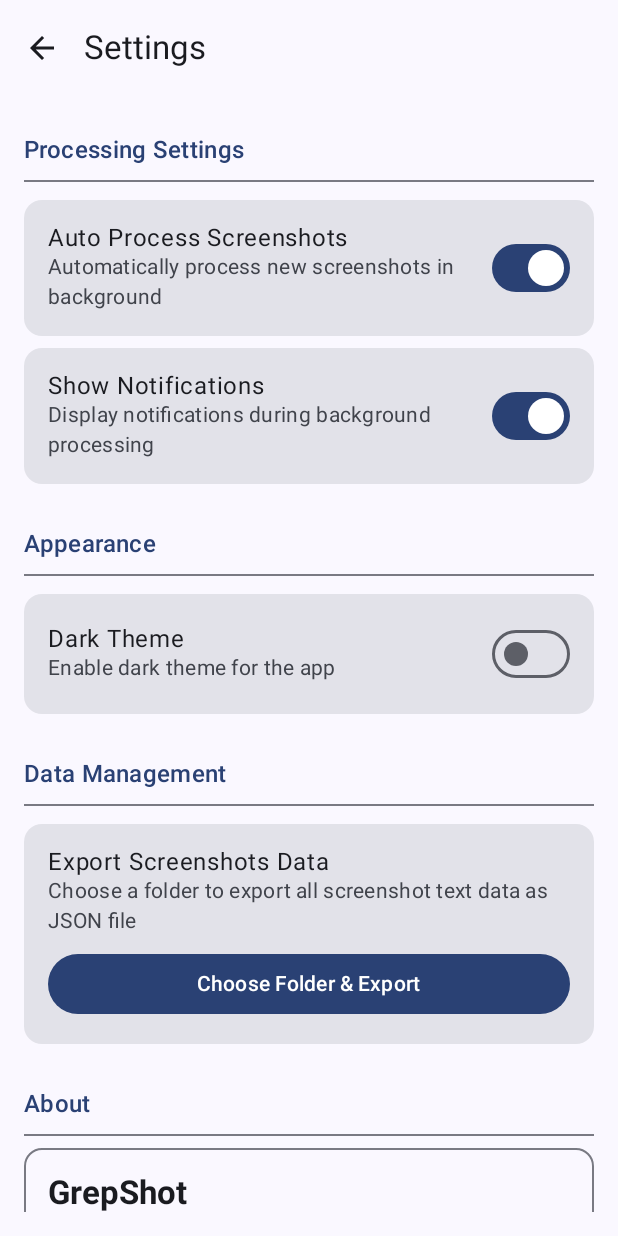
After one commit to Neel-shetty/grep-shot, an Android app built with Jetpack Compose: the SettingsScreen screen opened through its navigation route, on a phone screen of 412 x 824 dp. The commit adds this screen. Run offline under Robolectric (Android 15) with nearby library versions, the phone set to English and light mode, and no system bars; our stand-ins replace Room's generated code; libraries missing offline, so code that uses them is left out: com.google.mlkit.vision; 2 statements that could not run were skipped.

Commit message:
export-data

```diff
--- a/app/build.gradle.kts
+++ b/app/build.gradle.kts
@@ -73,4 +73,7 @@ dependencies {
     implementation("androidx.room:room-runtime:$roomVersion")
     ksp("androidx.room:room-compiler:$roomVersion")
     implementation("androidx.room:room-ktx:$roomVersion")
+
+    // DocumentFile for Storage Access Framework
+    implementation("androidx.documentfile:documentfile:1.0.1")
 }
--- a/app/src/main/AndroidManifest.xml
+++ b/app/src/main/AndroidManifest.xml
@@ -6,6 +6,10 @@
     <uses-permission android:name="android.permission.READ_EXTERNAL_STORAGE"
         android:maxSdkVersion="32" />
     <uses-permission android:name="android.permission.READ_MEDIA_IMAGES" />
+    <uses-permission android:name="android.permission.WRITE_EXTERNAL_STORAGE"
+        android:maxSdkVersion="29" />
+    <uses-permission android:name="android.permission.MANAGE_EXTERNAL_STORAGE"
+        tools:ignore="ScopedStorage" />
     <!-- Foreground service permissions -->
     <uses-permission android:name="android.permission.FOREGROUND_SERVICE" />
     <uses-permission android:name="android.permission.FOREGROUND_SERVICE_DATA_SYNC" />
@@ -21,6 +25,7 @@
         android:roundIcon="@mipmap/ic_launcher_round"
         android:supportsRtl="true"
         android:theme="@style/Theme.GrepShot"
+        android:requestLegacyExternalStorage="true"
         tools:targetApi="31">
         <activity
             android:name=".MainActivity"
--- a/app/src/main/java/com/neel/grepshot/ui/navigation/AppNavigation.kt
+++ b/app/src/main/java/com/neel/grepshot/ui/navigation/AppNavigation.kt
@@ -18,6 +18,7 @@ import com.neel.grepshot.data.model.ScreenshotItem
 import com.neel.grepshot.data.repository.ScreenshotRepository
 import com.neel.grepshot.ui.screens.fullscreen.FullScreenImageScreen
 import com.neel.grepshot.ui.screens.home.HomeScreen
+import com.neel.grepshot.ui.screens.settings.SettingsScreen
 
 @OptIn(ExperimentalMaterial3Api::class)
 @Composable
@@ -44,7 +45,8 @@ fun AppNavigation(modifier: Modifier = Modifier) {
                     navController.navigate("fullscreen/$encodedUri/${screenshot.name}")
                 },
                 repository = screenshotRepository,
-                onNavigateToSearch = {} // Empty function since search is now in HomeScreen
+                onNavigateToSearch = {}, // Empty function since search is now in HomeScreen
+                onNavigateToSettings = { navController.navigate("settings") } // Add navigation to settings
             )
         }
 
@@ -68,6 +70,11 @@ fun AppNavigation(modifier: Modifier = Modifier) {
             )
         }
 
-        // Search screen removed as it's now integrated into HomeScreen
+        // Add new settings route
+        composable("settings") {
+            SettingsScreen(
+                onNavigateBack = { navController.popBackStack() }
+            )
+        }
     }
 }
--- a/app/src/main/java/com/neel/grepshot/ui/screens/home/HomeScreen.kt
+++ b/app/src/main/java/com/neel/grepshot/ui/screens/home/HomeScreen.kt
@@ -34,6 +34,7 @@ import androidx.compose.material.icons.Icons
 import androidx.compose.material.icons.filled.Delete
 import androidx.compose.material.icons.filled.Search
 import androidx.compose.material.icons.filled.Clear
+import androidx.compose.material.icons.filled.Settings
 import androidx.compose.material3.Button
 import androidx.compose.material3.ButtonDefaults
 import androidx.compose.material3.Card
@@ -85,6 +86,7 @@ fun HomeScreen(
     onScreenshotClick: (ScreenshotItem) -> Unit,
     repository: ScreenshotRepository,
     onNavigateToSearch: () -> Unit,
+    onNavigateToSettings: () -> Unit,  // New parameter for settings navigation
     modifier: Modifier = Modifier
 ) {
     val context = LocalContext.current
@@ -297,7 +299,16 @@ fun HomeScreen(
     Scaffold(
         topBar = {
             TopAppBar(
-                title = { Text("GrepShot") }
+                title = { Text("GrepShot") },
+                actions = {
+                    // Add settings button to the top bar
+                    IconButton(onClick = onNavigateToSettings) {
+                        Icon(
+                            imageVector = Icons.Default.Settings,
+                            contentDescription = "Settings"
+                        )
+                    }
+                }
             )
         },
         bottomBar = {
--- /dev/null
+++ b/app/src/main/java/com/neel/grepshot/ui/screens/settings/SettingsScreen.kt
@@ -0,0 +1,349 @@
+package com.neel.grepshot.ui.screens.settings
+
+import android.content.Intent
+import android.net.Uri
+import android.widget.Toast
+import androidx.activity.compose.rememberLauncherForActivityResult
+import androidx.activity.result.contract.ActivityResultContracts
+import androidx.compose.foundation.layout.Column
+import androidx.compose.foundation.layout.Row
+import androidx.compose.foundation.layout.Spacer
+import androidx.compose.foundation.layout.fillMaxSize
+import androidx.compose.foundation.layout.fillMaxWidth
+import androidx.compose.foundation.layout.height
+import androidx.compose.foundation.layout.padding
+import androidx.compose.foundation.rememberScrollState
+import androidx.compose.foundation.verticalScroll
+import androidx.compose.material.icons.Icons
+import androidx.compose.material.icons.automirrored.filled.ArrowBack
+import androidx.compose.material.icons.filled.KeyboardArrowDown
+import androidx.compose.material.icons.filled.Info
+import androidx.compose.material3.AlertDialog
+import androidx.compose.material3.Button
+import androidx.compose.material3.Card
+import androidx.compose.material3.CircularProgressIndicator
+import androidx.compose.material3.Divider
+import androidx.compose.material3.ExperimentalMaterial3Api
+import androidx.compose.material3.Icon
+import androidx.compose.material3.IconButton
+import androidx.compose.material3.MaterialTheme
+import androidx.compose.material3.OutlinedCard
+import androidx.compose.material3.Scaffold
+import androidx.compose.material3.Switch
+import androidx.compose.material3.Text
+import androidx.compose.material3.TextButton
+import androidx.compose.material3.TopAppBar
+import androidx.compose.runtime.Composable
+import androidx.compose.runtime.getValue
+import androidx.compose.runtime.mutableStateOf
+import androidx.compose.runtime.remember
+import androidx.compose.runtime.rememberCoroutineScope
+import androidx.compose.runtime.setValue
+import androidx.compose.ui.Alignment
+import androidx.compose.ui.Modifier
+import androidx.compose.ui.platform.LocalContext
+import androidx.compose.ui.text.font.FontWeight
+import androidx.compose.ui.unit.dp
+import androidx.documentfile.provider.DocumentFile
+import com.neel.grepshot.data.repository.ScreenshotRepository
+import kotlinx.coroutines.launch
+
+@OptIn(ExperimentalMaterial3Api::class)
+@Composable
+fun SettingsScreen(
+    onNavigateBack: () -> Unit,
+    modifier: Modifier = Modifier
+) {
+    val context = LocalContext.current
+    val coroutineScope = rememberCoroutineScope()
+    val repository = remember { ScreenshotRepository(context) }
+
+    // Setting states
+    var autoProcessingEnabled by remember { mutableStateOf(true) }
+    var notificationsEnabled by remember { mutableStateOf(true) }
+    var darkModeEnabled by remember { mutableStateOf(false) }
+
+    // Export-related states
+    var isExporting by remember { mutableStateOf(false) }
+    var exportSuccess by remember { mutableStateOf<String?>(null) }
+    var exportError by remember { mutableStateOf<String?>(null) }
+    var selectedDirectoryUri by remember { mutableStateOf<Uri?>(null) }
+
+    // Directory picker launcher for Storage Access Framework
+    val directoryPickerLauncher = rememberLauncherForActivityResult(
+        contract = ActivityResultContracts.OpenDocumentTree()
+    ) { uri ->
+        if (uri != null) {
+            selectedDirectoryUri = uri
+            // Persist permission for future use
+            context.contentResolver.takePersistableUriPermission(
+                uri,
+                Intent.FLAG_GRANT_READ_URI_PERMISSION or Intent.FLAG_GRANT_WRITE_URI_PERMISSION
+            )
+
+            // Start export process
+            isExporting = true
+            exportScreenshotsData(repository, uri, coroutineScope) { success, message ->
+                isExporting = false
+                if (success) exportSuccess = message else exportError = message
+            }
+        }
+    }
+
+    // Export completed dialog
+    if (exportSuccess != null) {
+        AlertDialog(
+            onDismissRequest = { exportSuccess = null },
+            title = { Text("Export Successful") },
+            text = { Text(exportSuccess!!) },
+            confirmButton = {
+                TextButton(onClick = { exportSuccess = null }) {
+                    Text("OK")
+                }
+            },
+            icon = {
+                Icon(
+                    imageVector = Icons.Default.KeyboardArrowDown,
+                    contentDescription = "Export Success"
+                )
+            }
+        )
+    }
+
+    // Export error dialog
+    if (exportError != null) {
+        AlertDialog(
+            onDismissRequest = { exportError = null },
+            title = { Text("Export Failed") },
+            text = { Text(exportError!!) },
+            confirmButton = {
+                TextButton(onClick = { exportError = null }) {
+                    Text("OK")
+                }
+            }
+        )
+    }
+
+    Scaffold(
+        topBar = {
+            TopAppBar(
+                title = { Text("Settings") },
+                navigationIcon = {
+                    IconButton(onClick = onNavigateBack) {
+                        Icon(
+                            imageVector = Icons.AutoMirrored.Filled.ArrowBack,
+                            contentDescription = "Back"
+                        )
+                    }
+                }
+            )
+        }
+    ) { paddingValues ->
+        Column(
+            modifier = modifier
+                .fillMaxSize()
+                .padding(paddingValues)
+                .padding(16.dp)
+                .verticalScroll(rememberScrollState())
+        ) {
+            // Processing Settings Section
+            SettingsSectionTitle(title = "Processing Settings")
+
+            SettingsSwitchItem(
+                title = "Auto Process Screenshots",
+                description = "Automatically process new screenshots in background",
+                checked = autoProcessingEnabled,
+                onCheckedChange = { autoProcessingEnabled = it }
+            )
+
+            SettingsSwitchItem(
+                title = "Show Notifications",
+                description = "Display notifications during background processing",
+                checked = notificationsEnabled,
+                onCheckedChange = { notificationsEnabled = it }
+            )
+
+            Spacer(modifier = Modifier.height(16.dp))
+
+            // Appearance Settings
+            SettingsSectionTitle(title = "Appearance")
+
+            SettingsSwitchItem(
+                title = "Dark Theme",
+                description = "Enable dark theme for the app",
+                checked = darkModeEnabled,
+                onCheckedChange = { darkModeEnabled = it }
+            )
+
+            Spacer(modifier = Modifier.height(16.dp))
+
+            // Data Management Section
+            SettingsSectionTitle(title = "Data Management")
+
+            Card(
+                modifier = Modifier
+                    .fillMaxWidth()
+                    .padding(vertical = 4.dp)
+            ) {
+                Column(
+                    modifier = Modifier
+                        .fillMaxWidth()
+                        .padding(16.dp)
+                ) {
+                    Text(
+                        text = "Export Screenshots Data",
+                        style = MaterialTheme.typography.bodyLarge
+                    )
+
+                    Text(
+                        text = "Choose a folder to export all screenshot text data as JSON file",
+                        style = MaterialTheme.typography.bodyMedium,
+                        color = MaterialTheme.colorScheme.onSurfaceVariant
+                    )
+
+                    // Show selected directory if available
+                    selectedDirectoryUri?.let { uri ->
+                        val directoryName = DocumentFile.fromTreeUri(context, uri)?.name
+                        Text(
+                            text = "Selected folder: ${directoryName ?: "Unknown"}",
+                            style = MaterialTheme.typography.bodySmall,
+                            color = MaterialTheme.colorScheme.primary,
+                            modifier = Modifier.padding(top = 4.dp)
+                        )
+                    }
+
+                    Button(
+                        onClick = {
+                            // Launch directory picker using Storage Access Framework
+                            directoryPickerLauncher.launch(null)
+                        },
+                        modifier = Modifier
+                            .fillMaxWidth()
+                            .padding(top = 8.dp),
+                        enabled = !isExporting
+                    ) {
+                        if (isExporting) {
+                            CircularProgressIndicator(
+                                modifier = Modifier.padding(end = 8.dp),
+                                color = MaterialTheme.colorScheme.onPrimary,
+                                strokeWidth = 2.dp
+                            )
+                            Text("Exporting...")
+                        } else {
+                            Text("Choose Folder & Export")
+                        }
+                    }
+                }
+            }
+
+            Spacer(modifier = Modifier.height(16.dp))
+
+            // About Section
+            SettingsSectionTitle(title = "About")
+
+            OutlinedCard(
+                modifier = Modifier.fillMaxWidth()
+            ) {
+                Column(
+                    modifier = Modifier
+                        .fillMaxWidth()
+                        .padding(16.dp)
+                ) {
+                    Text(
+                        text = "GrepShot",
+                        style = MaterialTheme.typography.titleLarge,
+                        fontWeight = FontWeight.Bold
+                    )
+
+                    Spacer(modifier = Modifier.height(4.dp))
+
+                    Text(
+                        text = "Version 1.0",
+                        style = MaterialTheme.typography.bodyMedium
+                    )
+
+                    Spacer(modifier = Modifier.height(8.dp))
+
+                    Text(
+                        text = "Search through your screenshots with ease. GrepShot uses OCR technology to extract text from your screenshots, making them searchable.",
+                        style = MaterialTheme.typography.bodyMedium
+                    )
+                }
+            }
+        }
+    }
+}
+
+@Composable
+fun SettingsSectionTitle(title: String) {
+    Text(
+        text = title,
+        style = MaterialTheme.typography.titleMedium,
+        color = MaterialTheme.colorScheme.primary,
+        modifier = Modifier.padding(vertical = 8.dp)
+    )
+
+    Divider(
+        modifier = Modifier
+            .fillMaxWidth()
+            .padding(bottom = 8.dp)
+    )
+}
+
+@Composable
+fun SettingsSwitchItem(
+    title: String,
+    description: String,
+    checked: Boolean,
+    onCheckedChange: (Boolean) -> Unit
+) {
+    Card(
+        modifier = Modifier
+            .fillMaxWidth()
+            .padding(vertical = 4.dp)
+    ) {
+        Row(
+            modifier = Modifier
+                .fillMaxWidth()
+                .padding(16.dp),
+            verticalAlignment = Alignment.CenterVertically
+        ) {
+            Column(
+                modifier = Modifier.weight(1f)
+            ) {
+                Text(
+                    text = title,
+                    style = MaterialTheme.typography.bodyLarge
+                )
+
+                Text(
+                    text = description,
+                    style = MaterialTheme.typography.bodyMedium,
+                    color = MaterialTheme.colorScheme.onSurfaceVariant
+                )
+            }
+
+            Switch(
+                checked = checked,
+                onCheckedChange = onCheckedChange
+            )
+        }
+    }
+}
+
+private fun exportScreenshotsData(
+    repository: ScreenshotRepository,
+    directoryUri: Uri,
+    coroutineScope: kotlinx.coroutines.CoroutineScope,
+    onComplete: (Boolean, String) -> Unit
+) {
+    coroutineScope.launch {
+        try {
+            // Call repository function for export with the selected directory
+            val exportResult = repository.exportScreenshotsData(directoryUri)
+            onComplete(true, "Data exported successfully to:\n${exportResult.absolutePath}\n\nTotal items exported: ${exportResult.itemCount}")
+        } catch (e: Exception) {
+            onComplete(false, "Export failed: ${e.message}")
+        }
+    }
+}
--- a/gradle/libs.versions.toml
+++ b/gradle/libs.versions.toml
@@ -1,5 +1,5 @@
 [versions]
-agp = "8.10.0"
+agp = "8.10.1"
 kotlin = "2.0.21"
 coreKtx = "1.10.1"
 junit = "4.13.2"
```
Also changed, not shown: app/src/main/java/com/neel/grepshot/data/repository/ScreenshotRepository.kt (+122 -1 lines), 1 other file.
